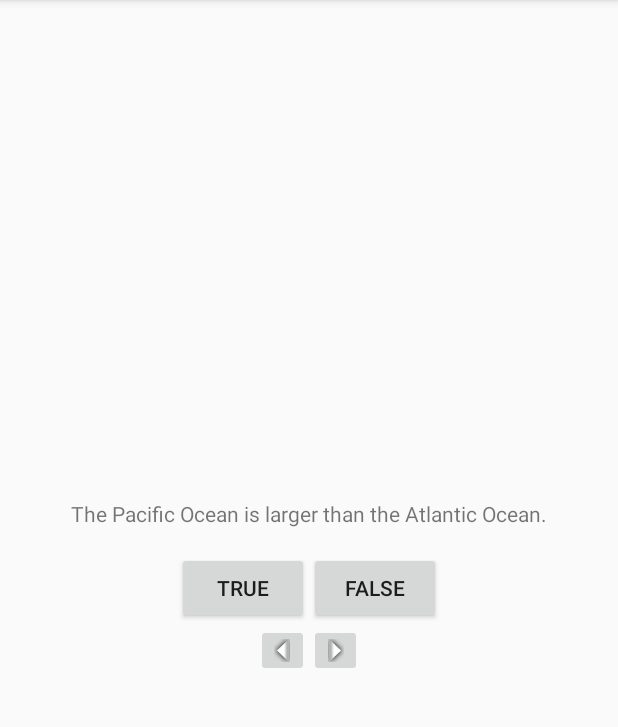
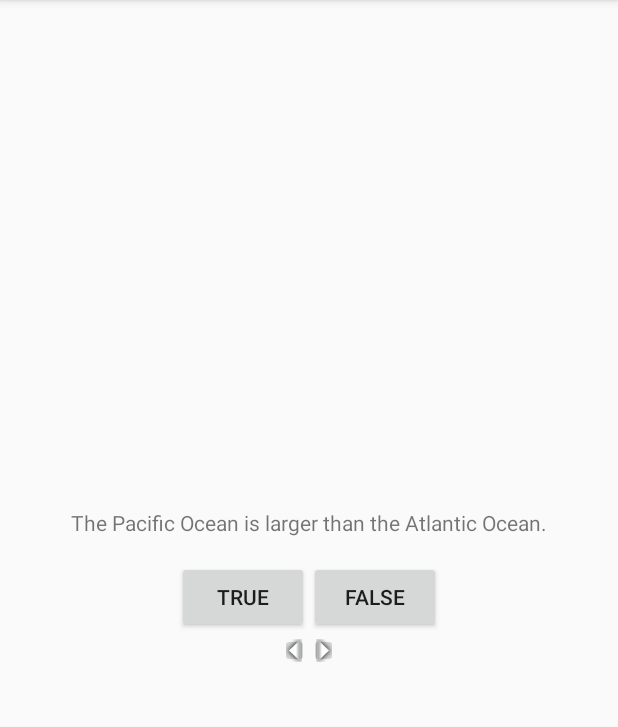
Before and after one commit to DanArcos/MapQuiz, an Android app: the screen it shows after launch (QuizActivity), on a phone screen of 412 x 824 dp, the part 84-811 px from its top. Run offline under Robolectric (Android 15) with nearby library versions, the phone set to English and light mode, and no system bars.

Commit message:
Added padding to navigation elements

```diff
--- a/app/src/main/res/layout/activity_quiz.xml
+++ b/app/src/main/res/layout/activity_quiz.xml
@@ -41,6 +41,7 @@
             android:id="@+id/previous_button"
             android:layout_width="wrap_content"
             android:layout_height="wrap_content"
+            android:padding="4dp"
             />
 
         <ImageButton
@@ -48,6 +49,7 @@
             android:id="@+id/next_button"
             android:layout_width="wrap_content"
             android:layout_height="wrap_content"
+            android:padding="4dp"
             />
 
     </LinearLayout>
```
